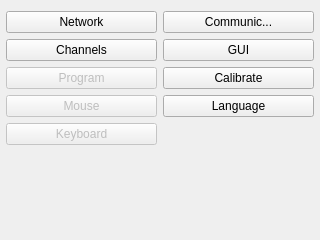
This is ui/SettingsWidget.ui in kipr/botui as Qt 5 draws it before an edit. The edited form follows.
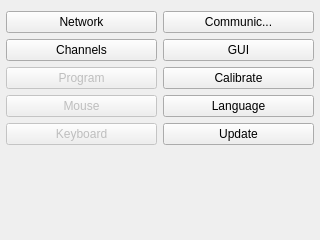
This is the edited form. Icons and pictures are not drawn.

Commit message:
Added a wallaby update widget
Resolves #13

The edit to the form file:
```diff
--- a/ui/SettingsWidget.ui
+++ b/ui/SettingsWidget.ui
@@ -152,6 +152,17 @@
          </property>
         </widget>
        </item>
+       <item>
+        <widget class="QPushButton" name="update">
+         <property name="text">
+          <string>Update</string>
+         </property>
+         <property name="icon">
+          <iconset resource="../rc/icons.qrc">
+           <normaloff>:/icons/arrow_rotate_clockwise.png</normaloff>:/icons/arrow_rotate_clockwise.png</iconset>
+         </property>
+        </widget>
+       </item>
        <item>
         <spacer name="verticalSpacer">
          <property name="orientation">
```
The commit also changes 5 other files.
